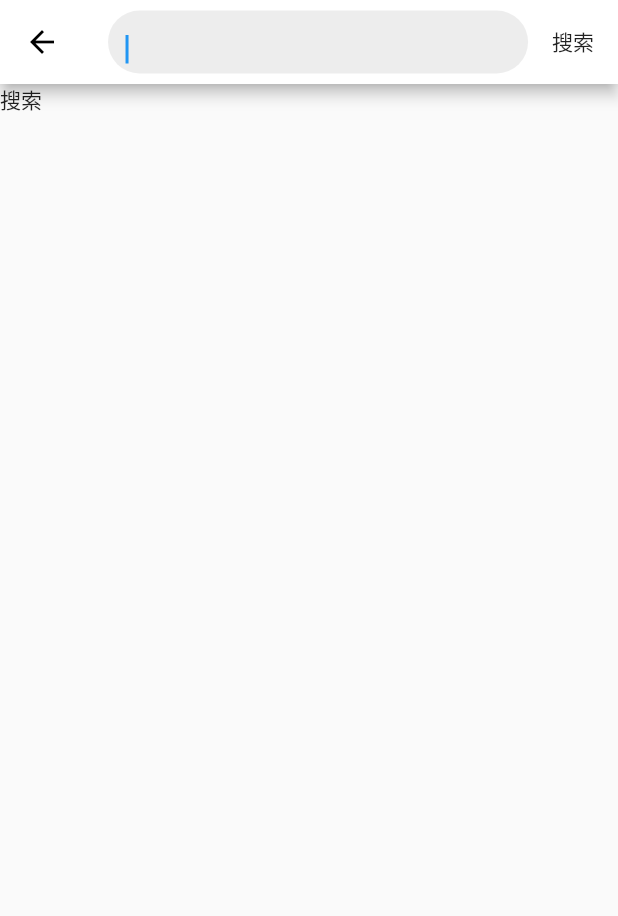
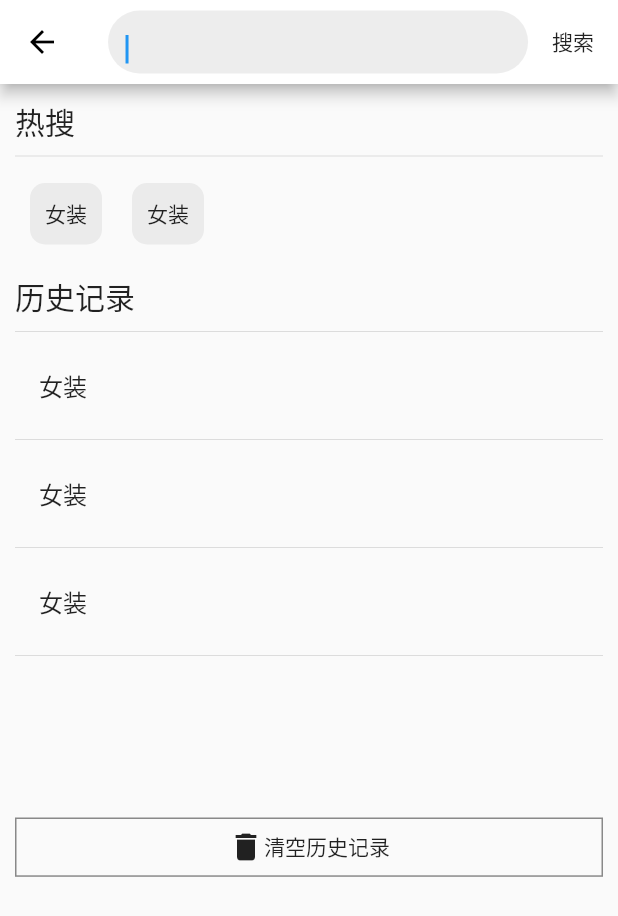
Before and after one commit to capapchy/jindongshop, a Flutter app: the SearchPage screen opened directly, on a phone screen of 412 x 824 dp. Shown: the top 916 px of the screen. Run offline on Flutter 3.47's test engine with Material 2 defaults, Android fonts, the phone set to English and light mode, and no system bars; our stand-ins replace dio, flutter_screenutil, flutter_swiper; network calls fail; statements that could not run were skipped.

Commit message:
add search

```diff
--- a/lib/pages/Search.dart
+++ b/lib/pages/Search.dart
@@ -9,9 +9,9 @@ class SearchPage extends StatefulWidget {
 
 class _SearchPageState extends State<SearchPage> {
 
+  var _keywords;
   @override
   Widget build(BuildContext context) {
-
     ScreenAdaper.init(context);
 
     return Scaffold(
@@ -23,6 +23,9 @@ class _SearchPageState extends State<SearchPage> {
                 border: OutlineInputBorder(
                     borderRadius: BorderRadius.circular(30),
                     borderSide: BorderSide.none)),
+            onChanged: (value){
+              this._keywords=value;
+            },
           ),
           height: ScreenAdaper.height(68),
           decoration: BoxDecoration(
@@ -38,14 +41,72 @@ class _SearchPageState extends State<SearchPage> {
                 children: <Widget>[Text("搜索")],
               ),
             ),
-            onTap: (){
-
-
+            onTap: () {
+              Navigator.pushReplacementNamed(context, "/productList",arguments: {
+                "keywords":this._keywords
+              });
             },
           )
         ],
       ),
-      body: Text('搜索'),
+      body: Container(
+        padding: EdgeInsets.all(10),
+        child: ListView(
+          children: <Widget>[
+            Container(
+              child: Text("热搜", style: Theme.of(context).textTheme.title),
+            ),
+            Divider(),
+            Wrap(
+              children: <Widget>[
+                Container(
+                    padding: EdgeInsets.all(10),
+                    margin: EdgeInsets.all(10),
+                    decoration: BoxDecoration(
+                        color: Color.fromRGBO(233, 233, 233, 0.9),
+                        borderRadius: BorderRadius.circular(10)),
+                    child: Text("女装")),
+                Container(
+                    padding: EdgeInsets.all(10),
+                    margin: EdgeInsets.all(10),
+                    decoration: BoxDecoration(
+                        color: Color.fromRGBO(233, 233, 233, 0.9),
+                        borderRadius: BorderRadius.circular(10)),
+                    child: Text("女装")),
+              ],
+            ),
+            SizedBox(height: 10),
+            Container(
+              child: Text("历史记录", style: Theme.of(context).textTheme.title),
+            ),
+            Divider(),
+            Column(
+              children: <Widget>[
+                ListTile(title: Text("女装")),
+                Divider(),
+                ListTile(title: Text("女装")),
+                Divider(),
+                ListTile(title: Text("女装")),
+                Divider(),
+              ],
+            ),
+            SizedBox(height: 100),
+            InkWell(
+              onTap: () {},
+              child: Container(
+                width: ScreenAdaper.width(400),
+                height: ScreenAdaper.height(64),
+                decoration: BoxDecoration(
+                    border: Border.all(color: Colors.black45, width: 1)),
+                child: Row(
+                  mainAxisAlignment: MainAxisAlignment.center,
+                  children: <Widget>[Icon(Icons.delete), Text("清空历史记录")],
+                ),
+              ),
+            )
+          ],
+        ),
+      ),
     );
   }
 }
--- a/lib/pages/tabs/Tabs.dart
+++ b/lib/pages/tabs/Tabs.dart
@@ -21,12 +21,9 @@ class _TabsState extends State<Tabs> {
   }
 
   List<Widget> _pageList = [HomePage(), CategoryPage(), CartPage(), UserPage()];
-
   @override
   Widget build(BuildContext context) {
-
     ScreenAdaper.init(context);
-
     return Scaffold(
       appBar: _currentIndex!=3?AppBar(
         leading: IconButton(
@@ -53,7 +50,6 @@ class _TabsState extends State<Tabs> {
           ),
           onTap: (){
               Navigator.pushNamed(context, '/search');
-
           },
         ),
         actions: <Widget>[
```
Also changed, not shown: lib/pages/ProductList.dart (+49 -4 lines).
